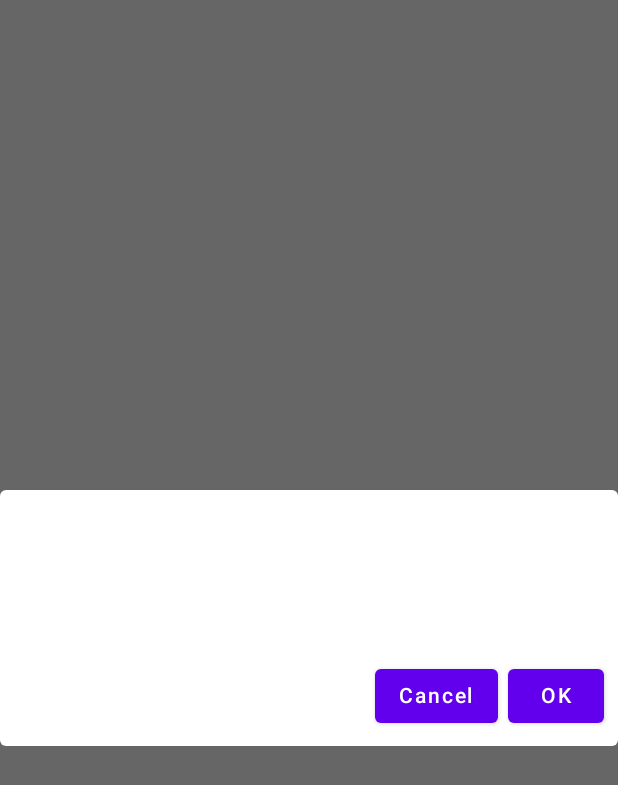
After one commit to majid2851/KMM_ReceipeApp, an Android app built with Jetpack Compose: the composable GenericDialog called with empty values, on a phone screen of 412 x 824 dp. The commit adds this screen. Shown: the top 785 px of the screen. Run offline under Robolectric (Android 15) with nearby library versions, the phone set to English and light mode, and no system bars.

Commit message:
Completed part 48==>OK

```diff
--- /dev/null
+++ b/Android_KMM_Learning/src/main/java/com/codingwithmitch/kmm_learning_mitch/android/presentation/components/GenericDialog.kt
@@ -0,0 +1,59 @@
+package com.codingwithmitch.kmm_learning_mitch.android.presentation.components
+
+import androidx.compose.foundation.clickable
+import androidx.compose.foundation.layout.Arrangement
+import androidx.compose.foundation.layout.Row
+import androidx.compose.foundation.layout.fillMaxWidth
+import androidx.compose.foundation.layout.padding
+import androidx.compose.material.AlertDialog
+import androidx.compose.material.Button
+import androidx.compose.material.MaterialTheme
+import androidx.compose.material.Text
+import androidx.compose.runtime.Composable
+import androidx.compose.ui.Modifier
+import androidx.compose.ui.unit.dp
+
+@Composable
+fun GenericDialog(
+    title:String,
+    description:String?=null
+)
+{
+    AlertDialog(
+        onDismissRequest = {},
+        text = {
+           if (description!=null)
+           {
+               Text(text = description, style = MaterialTheme.typography.body1)
+           }
+        },
+        title = {
+            if (title!= null)
+            {
+                Text(text = title, style = MaterialTheme.typography.h5)
+            }
+        },
+        buttons = {
+          Row(
+              Modifier
+                  .fillMaxWidth()
+                  .padding(6.dp), horizontalArrangement = Arrangement.End)
+          {
+            Button(modifier = Modifier.padding(3.dp), onClick ={})
+            {
+                Text(text = "Cancel", style = MaterialTheme.typography.button)
+            }
+
+          Button(modifier = Modifier.padding(3.dp), onClick ={})
+          {
+              Text(text = "OK", style = MaterialTheme.typography.button)
+          }
+
+
+          }
+
+
+
+        }
+    )
+}
--- a/Android_KMM_Learning/src/main/java/com/codingwithmitch/kmm_learning_mitch/android/presentation/recipe_detail/RecipeDetailViewModel.kt
+++ b/Android_KMM_Learning/src/main/java/com/codingwithmitch/kmm_learning_mitch/android/presentation/recipe_detail/RecipeDetailViewModel.kt
@@ -53,7 +53,9 @@ class RecipeDetailViewModel @Inject
 
     private fun handleError(error: String)
     {
-
+        val queue=state.value.queue
+        queue.add(error)
+        state.value=state.value.copy(queue = queue)
 
     }
 
--- a/Android_KMM_Learning/src/main/java/com/codingwithmitch/kmm_learning_mitch/android/presentation/recipe_list/RecipeListViewModel.kt
+++ b/Android_KMM_Learning/src/main/java/com/codingwithmitch/kmm_learning_mitch/android/presentation/recipe_list/RecipeListViewModel.kt
@@ -71,8 +71,9 @@ class RecipeListViewModel
     }
 
     private fun handleError(error:String) {
-
-
+        val queue=state.value.queue
+        queue.add(error)
+        state.value=state.value.copy(queue = queue)
     }
 
 
--- a/shared/src/commonMain/kotlin/com/codingwithmitch/kmm_learning_mitch/interactors/recipe_list/SearchRecipes.kt
+++ b/shared/src/commonMain/kotlin/com/codingwithmitch/kmm_learning_mitch/interactors/recipe_list/SearchRecipes.kt
@@ -23,10 +23,13 @@ class SearchRecipes(
             {
                 val recipes=recipeService.search(page,query)
 
+                if (query.equals("error"))
+                    throw Exception("mag2851")
+
+
                 recipeCache.insert(recipes)
 
 //                delay(500)
-
                 val cacheResult=if (query.isBlank())
                 {
                     recipeCache.getAll(page=page)
--- a/shared/src/commonMain/kotlin/com/codingwithmitch/kmm_learning_mitch/presentation/recipe_detail/RecipeDetailState.kt
+++ b/shared/src/commonMain/kotlin/com/codingwithmitch/kmm_learning_mitch/presentation/recipe_detail/RecipeDetailState.kt
@@ -1,8 +1,11 @@
 package com.codingwithmitch.kmm_learning_mitch.presentation.recipe_detail
 
 import com.codingwithmitch.kmm_learning_mitch.domain.model.Recipe
+import com.codingwithmitch.kmm_learning_mitch.domain.util.Queue
 
 data class RecipeDetailState(
     val isLoading:Boolean=false,
-    val recipe: Recipe?=null
+    val recipe: Recipe?=null,
+    val queue: Queue<String> = Queue(mutableListOf())
+
 )
--- a/shared/src/commonMain/kotlin/com/codingwithmitch/kmm_learning_mitch/presentation/recipe_list/RecipeStateList.kt
+++ b/shared/src/commonMain/kotlin/com/codingwithmitch/kmm_learning_mitch/presentation/recipe_list/RecipeStateList.kt
@@ -1,11 +1,13 @@
 package com.codingwithmitch.kmm_learning_mitch.presentation.recipe_list
 
 import com.codingwithmitch.kmm_learning_mitch.domain.model.Recipe
+import com.codingwithmitch.kmm_learning_mitch.domain.util.Queue
 
 data class RecipeStateList(
     val isLoading:Boolean=false,
     val page:Int=1,
     val query:String="",
     val selectedCategory:FoodCategory?=null,
-    val recipe:List<Recipe> = listOf()
+    val recipe:List<Recipe> = listOf(),
+    val queue:Queue<String> = Queue(mutableListOf())
 )
```
Also changed, not shown: Android_KMM_Learning/src/main/java/com/codingwithmitch/kmm_learning_mitch/android/presentation/components/ProcessDialogQueue.kt (added, +12 -0 lines), Android_KMM_Learning/src/main/java/com/codingwithmitch/kmm_learning_mitch/android/presentation/recipe_detail/RecipeDetailScreen.kt (+1 -7 lines), Android_KMM_Learning/src/main/java/com/codingwithmitch/kmm_learning_mitch/android/presentation/recipe_list/RecipeListScreen.kt (+2 -14 lines), Android_KMM_Learning/src/main/java/com/codingwithmitch/kmm_learning_mitch/android/presentation/theme/Theme.kt (+7 -4 lines).
